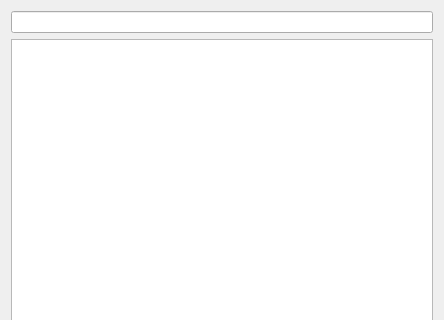
Above: som_gui/module/search/qt/Widget.ui from c-mellueh/SOM-Toolkit before the change; both pictures show x 0 to 444 and y 0 to 320 of the 444 by 480 pixel window. Below: the same form after it.
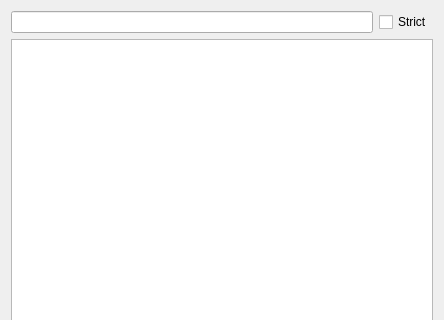
That is the form after the change.

Commit message: add Strict Search mode

The edit to the form file:
```diff
--- a/som_gui/module/search/qt/Widget.ui
+++ b/som_gui/module/search/qt/Widget.ui
@@ -17,7 +17,7 @@
    <item row="0" column="0">
     <widget class="QLineEdit" name="lineEdit"/>
    </item>
-   <item row="1" column="0">
+   <item row="1" column="0" colspan="2">
     <widget class="QTableWidget" name="tableWidget">
      <property name="sizePolicy">
       <sizepolicy hsizetype="Minimum" vsizetype="Minimum">
@@ -39,6 +39,13 @@
      </attribute>
     </widget>
    </item>
+   <item row="0" column="1">
+    <widget class="QCheckBox" name="checkBox_strict">
+     <property name="text">
+      <string>Strict</string>
+     </property>
+    </widget>
+   </item>
   </layout>
  </widget>
  <resources/>
```
Lines whose indentation alone changed are shown as unchanged. The commit also changes 5 other files.
